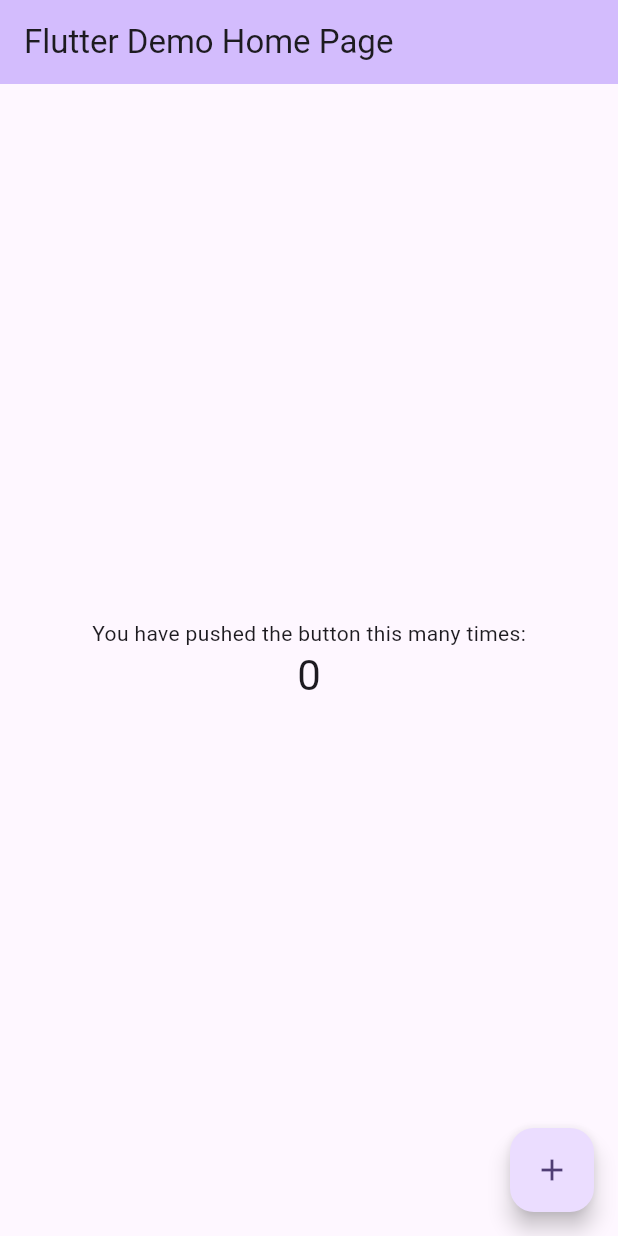
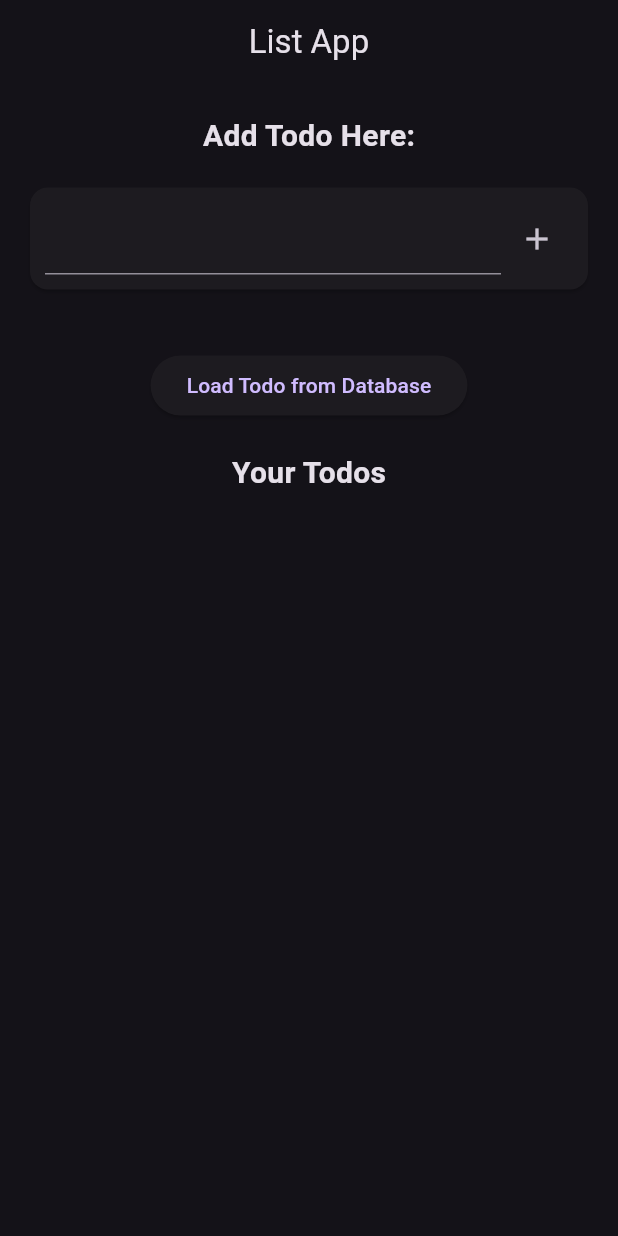
Before and after one commit to PauloSTDev/unit_test_flutter, a Flutter app: the screen it shows after launch, on a phone screen of 412 x 824 dp. Run offline on Flutter 3.47's test engine with Material 3 defaults, Android fonts, the phone set to English and light mode, and no system bars.

Commit message:
Add folder lib

```diff
--- /dev/null
+++ b/lib/controllers/list_controller.dart
@@ -0,0 +1,25 @@
+import 'package:unit_test_flutter/models/todo.dart';
+import 'package:unit_test_flutter/services/database.dart';
+
+class ListController {
+  final Database? database;
+  List<TodoModel> todoList = [];
+
+  ListController({this.database});
+
+  void addTodo(TodoModel todo) {
+    todoList.add(todo);
+  }
+
+  void checkboxSelected(bool newValue, int index) {
+    todoList[index].done = newValue;
+  }
+
+  void clear() {
+    todoList.clear();
+  }
+
+  Future<void> loadFromDatabase() async {
+    todoList.add(await database!.loadDatabase());
+  }
+}
--- a/lib/main.dart
+++ b/lib/main.dart
@@ -1,125 +1,16 @@
 import 'package:flutter/material.dart';
+import 'package:unit_test_flutter/screens/home.dart';
 
 void main() {
-  runApp(const MyApp());
+  runApp(MyApp());
 }
 
 class MyApp extends StatelessWidget {
-  const MyApp({super.key});
-
-  // This widget is the root of your application.
   @override
   Widget build(BuildContext context) {
     return MaterialApp(
-      title: 'Flutter Demo',
-      theme: ThemeData(
-        // This is the theme of your application.
-        //
-        // TRY THIS: Try running your application with "flutter run". You'll see
-        // the application has a purple toolbar. Then, without quitting the app,
-        // try changing the seedColor in the colorScheme below to Colors.green
-        // and then invoke "hot reload" (save your changes or press the "hot
-        // reload" button in a Flutter-supported IDE, or press "r" if you used
-        // the command line to start the app).
-        //
-        // Notice that the counter didn't reset back to zero; the application
-        // state is not lost during the reload. To reset the state, use hot
-        // restart instead.
-        //
-        // This works for code too, not just values: Most code changes can be
-        // tested with just a hot reload.
-        colorScheme: ColorScheme.fromSeed(seedColor: Colors.deepPurple),
-        useMaterial3: true,
-      ),
-      home: const MyHomePage(title: 'Flutter Demo Home Page'),
+      home: Home(),
+      theme: ThemeData.dark(),
     );
   }
 }
-
-class MyHomePage extends StatefulWidget {
-  const MyHomePage({super.key, required this.title});
-
-  // This widget is the home page of your application. It is stateful, meaning
-  // that it has a State object (defined below) that contains fields that affect
-  // how it looks.
-
-  // This class is the configuration for the state. It holds the values (in this
-  // case the title) provided by the parent (in this case the App widget) and
-  // used by the build method of the State. Fields in a Widget subclass are
-  // always marked "final".
-
-  final String title;
-
-  @override
-  State<MyHomePage> createState() => _MyHomePageState();
-}
-
-class _MyHomePageState extends State<MyHomePage> {
-  int _counter = 0;
-
-  void _incrementCounter() {
-    setState(() {
-      // This call to setState tells the Flutter framework that something has
-      // changed in this State, which causes it to rerun the build method below
-      // so that the display can reflect the updated values. If we changed
-      // _counter without calling setState(), then the build method would not be
-      // called again, and so nothing would appear to happen.
-      _counter++;
-    });
-  }
-
-  @override
-  Widget build(BuildContext context) {
-    // This method is rerun every time setState is called, for instance as done
-    // by the _incrementCounter method above.
-    //
-    // The Flutter framework has been optimized to make rerunning build methods
-    // fast, so that you can just rebuild anything that needs updating rather
-    // than having to individually change instances of widgets.
-    return Scaffold(
-      appBar: AppBar(
-        // TRY THIS: Try changing the color here to a specific color (to
-        // Colors.amber, perhaps?) and trigger a hot reload to see the AppBar
-        // change color while the other colors stay the same.
-        backgroundColor: Theme.of(context).colorScheme.inversePrimary,
-        // Here we take the value from the MyHomePage object that was created by
-        // the App.build method, and use it to set our appbar title.
-        title: Text(widget.title),
-      ),
-      body: Center(
-        // Center is a layout widget. It takes a single child and positions it
-        // in the middle of the parent.
-        child: Column(
-          // Column is also a layout widget. It takes a list of children and
-          // arranges them vertically. By default, it sizes itself to fit its
-          // children horizontally, and tries to be as tall as its parent.
-          //
-          // Column has various properties to control how it sizes itself and
-          // how it positions its children. Here we use mainAxisAlignment to
-          // center the children vertically; the main axis here is the vertical
-          // axis because Columns are vertical (the cross axis would be
-          // horizontal).
-          //
-          // TRY THIS: Invoke "debug painting" (choose the "Toggle Debug Paint"
-          // action in the IDE, or press "p" in the console), to see the
-          // wireframe for each widget.
-          mainAxisAlignment: MainAxisAlignment.center,
-          children: <Widget>[
-            const Text(
-              'You have pushed the button this many times:',
-            ),
-            Text(
-              '$_counter',
-              style: Theme.of(context).textTheme.headlineMedium,
-            ),
-          ],
-        ),
-      ),
-      floatingActionButton: FloatingActionButton(
-        onPressed: _incrementCounter,
-        tooltip: 'Increment',
-        child: const Icon(Icons.add),
-      ), // This trailing comma makes auto-formatting nicer for build methods.
-    );
-  }
-}
--- /dev/null
+++ b/lib/models/todo.dart
@@ -0,0 +1,9 @@
+class TodoModel {
+  String content;
+  bool done;
+
+  TodoModel(
+    this.content,
+    this.done,
+  );
+}
--- /dev/null
+++ b/lib/screens/home.dart
@@ -0,0 +1,96 @@
+import 'package:flutter/material.dart';
+import 'package:unit_test_flutter/controllers/list_controller.dart';
+import 'package:unit_test_flutter/models/todo.dart';
+import 'package:unit_test_flutter/services/database.dart';
+import 'package:unit_test_flutter/widgets/todo_card.dart';
+
+class Home extends StatefulWidget {
+  @override
+  _HomeState createState() => _HomeState();
+}
+
+class _HomeState extends State<Home> {
+  final TextEditingController _todoController = TextEditingController();
+  ListController listController = ListController(database: Database());
+
+  @override
+  Widget build(BuildContext context) {
+    return Scaffold(
+      appBar: AppBar(
+        title: Text("List App"),
+        centerTitle: true,
+      ),
+      body: Column(
+        children: <Widget>[
+          SizedBox(
+            height: 20,
+          ),
+          Text(
+            "Add Todo Here:",
+            style: TextStyle(
+              fontSize: 20,
+              fontWeight: FontWeight.bold,
+            ),
+          ),
+          Card(
+            margin: EdgeInsets.all(20),
+            child: Padding(
+              padding: const EdgeInsets.all(10.0),
+              child: Row(
+                children: [
+                  Expanded(
+                    child: TextFormField(
+                      key: Key("addField"),
+                      controller: _todoController,
+                    ),
+                  ),
+                  IconButton(
+                    key: Key("addButton"),
+                    icon: Icon(Icons.add),
+                    onPressed: () {
+                      if (_todoController.text != "") {
+                        listController.addTodo(TodoModel(_todoController.text, false));
+                        //Database()
+                        //.addTodo(_todoController.text, controller.user.uid);
+                        _todoController.clear();
+                        setState(() {});
+                      }
+                    },
+                  )
+                ],
+              ),
+            ),
+          ),
+          SizedBox(
+            height: 20,
+          ),
+          ElevatedButton(
+            child: Text("Load Todo from Database"),
+            onPressed: () {
+              listController.loadFromDatabase();
+              setState(() {});
+            },
+          ),
+          SizedBox(
+            height: 20,
+          ),
+          Text(
+            "Your Todos",
+            style: TextStyle(
+              fontSize: 20,
+              fontWeight: FontWeight.bold,
+            ),
+          ),
+          Expanded(
+            child: ListView.builder(
+              itemCount: listController.todoList.length,
+              itemBuilder: (_, index) {
+                return TodoCard(index: index, listController: listController);
+              },
+            ),
+          )
+        ],
+      ),
+    );
+  }
+}
```
Also changed, not shown: lib/services/database.dart (added, +14 -0 lines), lib/widgets/todo_card.dart (added, +45 -0 lines), pubspec.lock (added), 8 other files.
